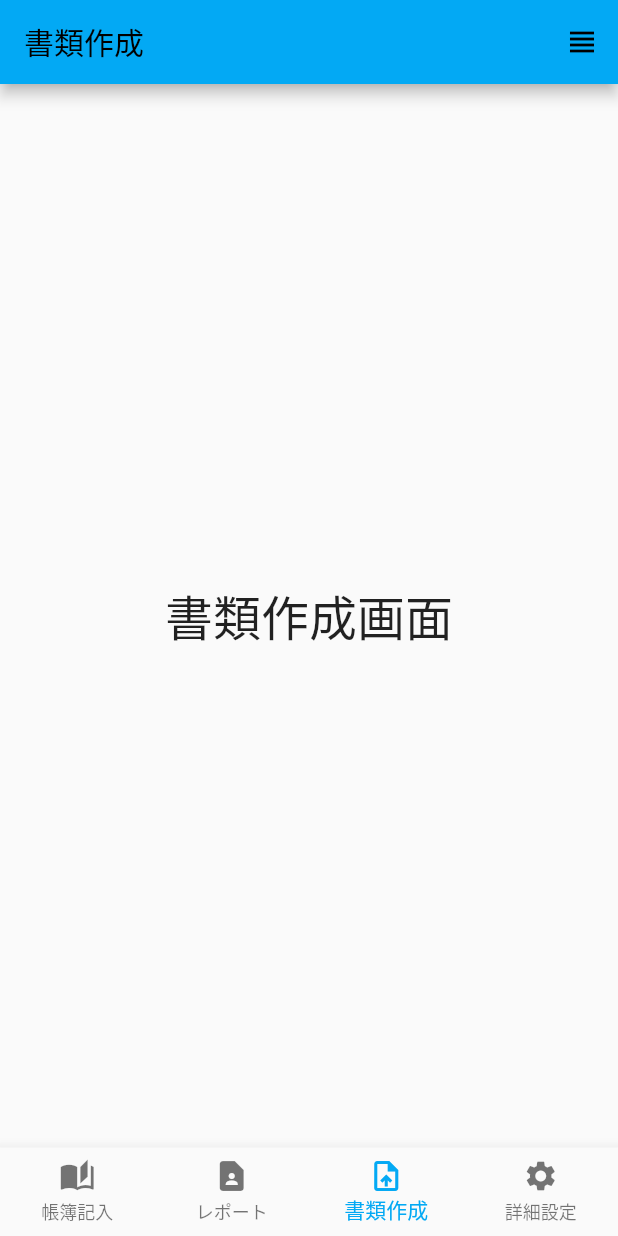
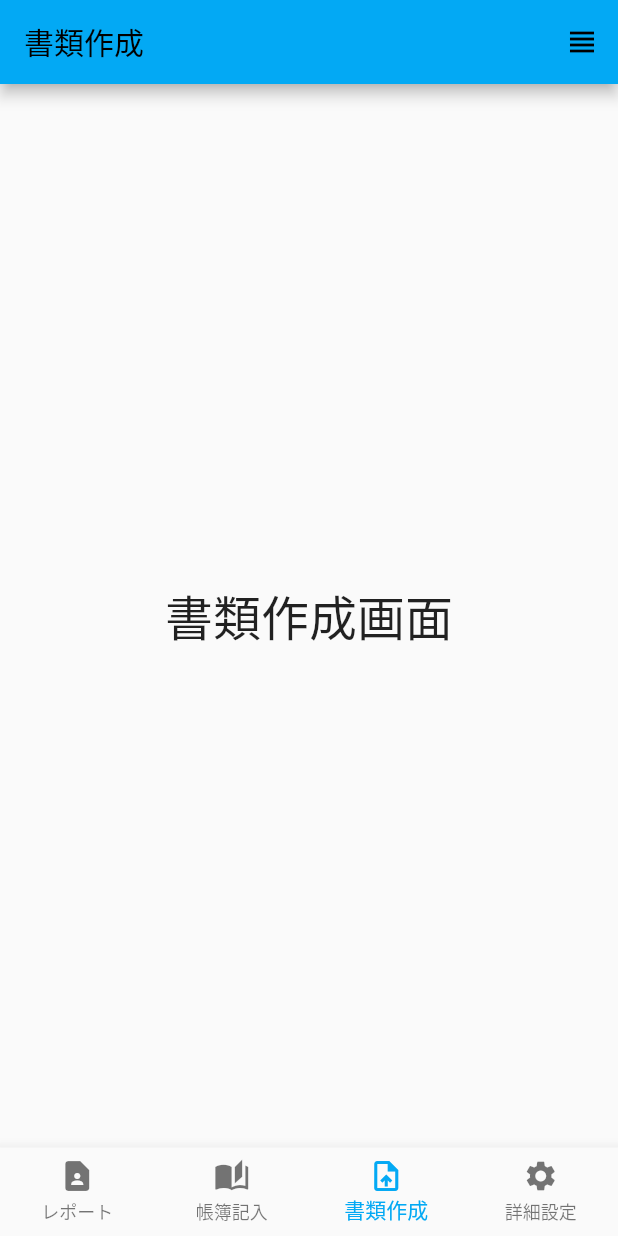
Before and after one commit to U-22-gg/U-22, a Flutter app: the screen it shows after launch, item 3 of the bottom bar chosen, on a phone screen of 412 x 824 dp. Run offline on Flutter 3.47's test engine with Material 2 defaults, Android fonts, the phone set to English and light mode, and no system bars.

Commit message:
tapChange commit

```diff
--- a/lib/src/app.dart
+++ b/lib/src/app.dart
@@ -28,8 +28,8 @@ class MyStatefulWidget extends StatefulWidget {
 
 class _MyStatefulWidgetState extends State<MyStatefulWidget> {
   static const _screens = [
+    ReportPageScreen(),
     LedgerPageScreen(),
-    ReportPageScreen(),
     MakeFileScreen(),
     AdvancedSettingScreen()
   ];
@@ -51,9 +51,9 @@ class _MyStatefulWidgetState extends State<MyStatefulWidget> {
           onTap: _onItemTapped,
           items: const <BottomNavigationBarItem>[
             BottomNavigationBarItem(
+                icon: Icon(Icons.contact_page), label: 'レポート'),
+            BottomNavigationBarItem(
                 icon: Icon(Icons.auto_stories), label: '帳簿記入'),
-            BottomNavigationBarItem(
-                icon: Icon(Icons.contact_page), label: 'レポート'),
             BottomNavigationBarItem(
                 icon: Icon(Icons.upload_file), label: '書類作成'),
             BottomNavigationBarItem(icon: Icon(Icons.settings), label: '詳細設定'),
```
